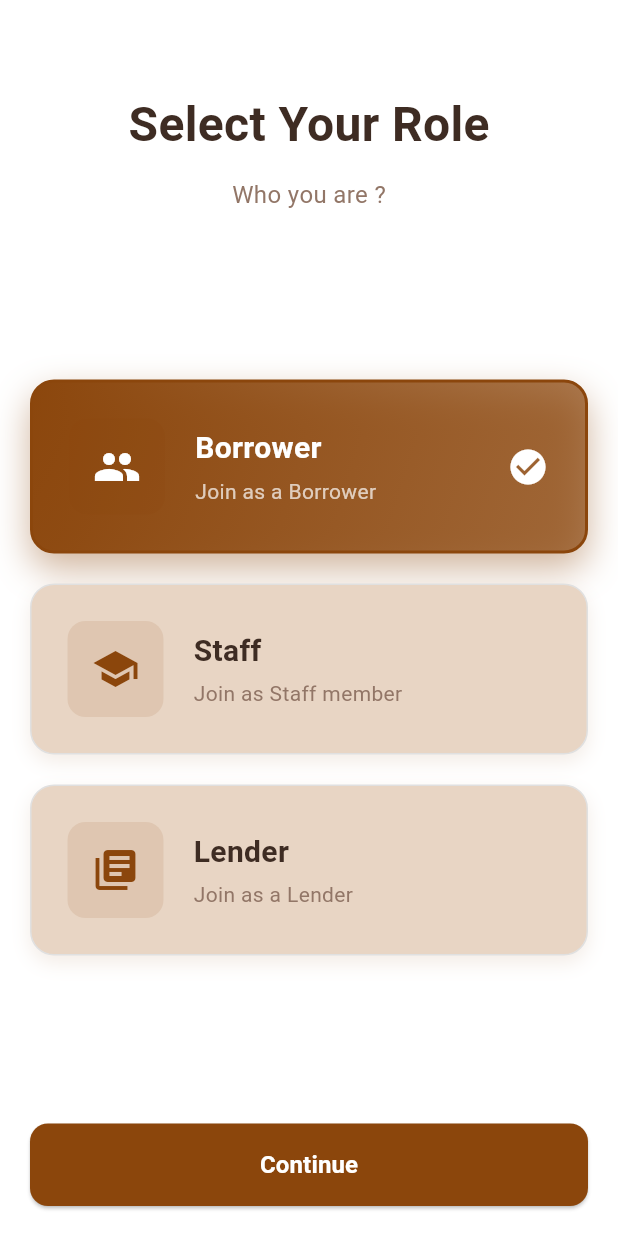
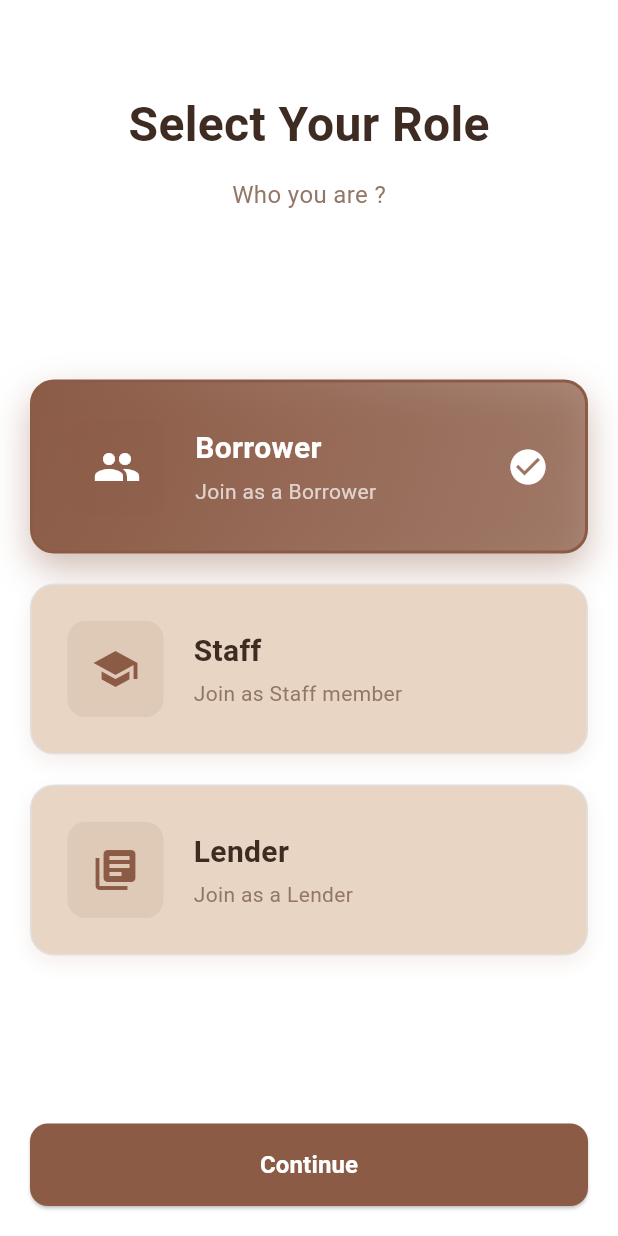
Before and after one commit to kimmysoybad404/project_mobile, a Flutter app: the IdentifyPage screen opened directly, after a tap on "Borrower", on a phone screen of 412 x 824 dp. Run offline on Flutter 3.47's test engine with Material 3 defaults, Android fonts, the phone set to English and light mode, and no system bars.

Commit message:
Change : Color In Identify

```diff
--- a/lib/identify_page.dart
+++ b/lib/identify_page.dart
@@ -9,6 +9,8 @@ class IdentifyPage extends StatefulWidget {
 
 class _IdentifyPageState extends State<IdentifyPage> {
   int? selectedIndex;
+  Color DarkBrown = Color(0xFF8B5B46);
+  Color LightBrown = Color(0xFFFEC785);
 
   @override
   Widget build(BuildContext context) {
@@ -16,19 +18,19 @@ class _IdentifyPageState extends State<IdentifyPage> {
       {
         "icon": Icons.people,
         "title": "Borrower",
-        "color": const Color.fromARGB(255, 139, 70, 12),
+        "color": DarkBrown,
         "description": "Join as a Borrower",
       },
       {
         "icon": Icons.school,
         "title": "Staff",
-        "color": const Color.fromARGB(255, 139, 70, 12),
+        "color": DarkBrown,
         "description": "Join as Staff member",
       },
       {
         "icon": Icons.library_books,
         "title": "Lender",
-        "color": const Color.fromARGB(255, 139, 70, 12),
+        "color": DarkBrown,
         "description": "Join as a Lender",
       },
     ];
@@ -125,8 +127,8 @@ class _IdentifyPageState extends State<IdentifyPage> {
                                     role["icon"],
                                     size: 32,
                                     color: isSelected
-                                              ? Colors.white
-                                              : role["color"],
+                                        ? Colors.white
+                                        : role["color"],
                                   ),
                                 ),
                                 SizedBox(width: 20),
--- a/lib/main.dart
+++ b/lib/main.dart
@@ -10,6 +10,6 @@ class MyApp extends StatelessWidget {
   const MyApp({super.key});
   @override
   Widget build(BuildContext context) {
-    return MaterialApp(debugShowCheckedModeBanner: false, home: LoginPage());
+    return MaterialApp(debugShowCheckedModeBanner: false, home: IdentifyPage());
   }
 }
```
